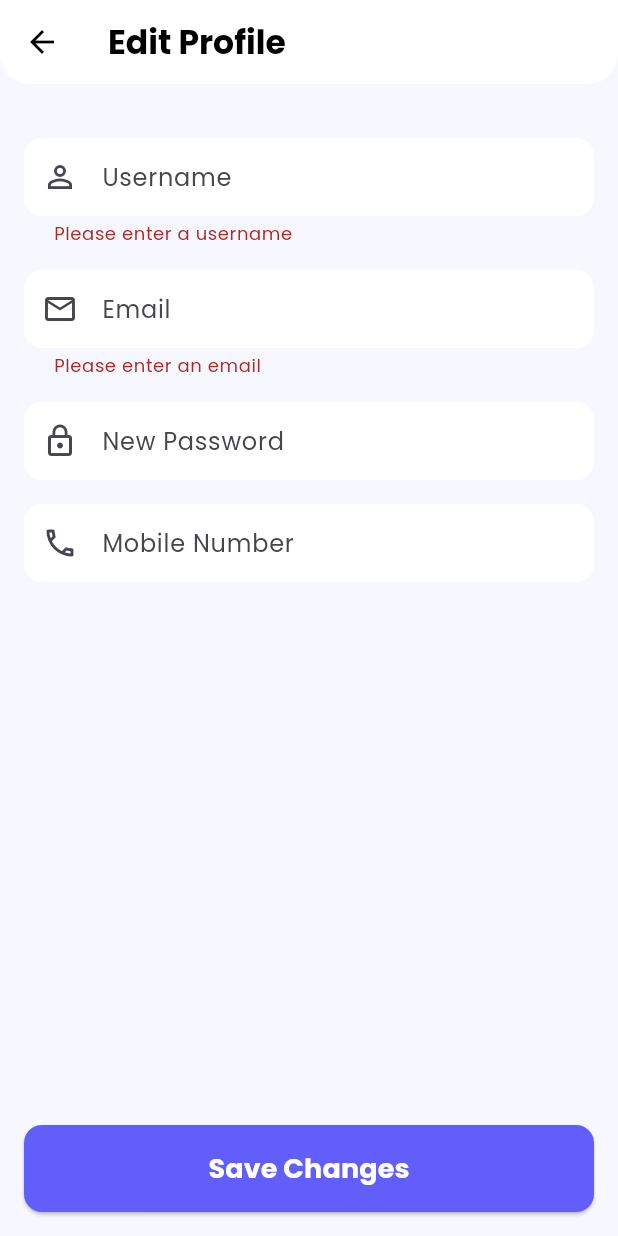
After one commit to Statichades/Buildmate, a Flutter app: the EditProfileScreen screen opened directly, after a tap on "Save Changes", on a phone screen of 412 x 824 dp. The commit adds this screen. Run offline on Flutter 3.47's test engine with Material 3 defaults, Android fonts, the phone set to English and light mode, and no system bars; our stand-ins replace carousel_slider, fluttertoast, image_picker, shared_preferences, skeletonizer; accounts and stored records are empty; network calls fail.

Commit message:
- improve ui (fixed shadows backround and others) - added skeletonizer on categories - added edit profile screen

```diff
--- a/lib/screens/cart_screen.dart
+++ b/lib/screens/cart_screen.dart
@@ -163,7 +163,7 @@ class _CartScreenState extends State<CartScreen> {
   @override
   Widget build(BuildContext context) {
     return Scaffold(
-      backgroundColor: Colors.grey[100],
+      backgroundColor: const Color(0xFF615EFC).withOpacity(0.05),
       appBar: AppBar(
         shape: const RoundedRectangleBorder(
           borderRadius: BorderRadius.vertical(bottom: Radius.circular(20)),
@@ -174,6 +174,7 @@ class _CartScreenState extends State<CartScreen> {
         ),
         backgroundColor: Colors.white,
         elevation: 0,
+        shadowColor: const Color(0xFF615EFC).withOpacity(0.2),
         foregroundColor: Colors.black,
         actions: [
           if (hasSelected)
--- /dev/null
+++ b/lib/screens/edit_profile_screen.dart
@@ -0,0 +1,208 @@
+import 'package:flutter/material.dart';
+import 'package:shared_preferences/shared_preferences.dart';
+import 'package:http/http.dart' as http;
+import 'dart:convert';
+
+class EditProfileScreen extends StatefulWidget {
+  const EditProfileScreen({super.key});
+
+  @override
+  _EditProfileScreenState createState() => _EditProfileScreenState();
+}
+
+class _EditProfileScreenState extends State<EditProfileScreen> {
+  final _formKey = GlobalKey<FormState>();
+  final TextEditingController _usernameController = TextEditingController();
+  final TextEditingController _emailController = TextEditingController();
+  final TextEditingController _passwordController = TextEditingController();
+  final TextEditingController _mobileController = TextEditingController();
+
+  @override
+  void initState() {
+    super.initState();
+    _loadUserData();
+  }
+
+  Future<void> _loadUserData() async {
+    final prefs = await SharedPreferences.getInstance();
+    setState(() {
+      _usernameController.text = prefs.getString('name') ?? '';
+      _emailController.text = prefs.getString('email') ?? '';
+      // Password is not loaded for security reasons
+    });
+  }
+
+  Future<void> _saveProfile() async {
+    if (_formKey.currentState!.validate()) {
+      _formKey.currentState!.save();
+      final prefs = await SharedPreferences.getInstance();
+      final userId = prefs.getInt('user_id');
+
+      Map<String, String> body = {
+        'name': _usernameController.text,
+        'email': _emailController.text,
+        'mobile_number': _mobileController.text,
+      };
+
+      if (_passwordController.text.isNotEmpty) {
+        body['password'] = _passwordController.text;
+      }
+
+      final dbUrl = Uri.parse(
+        'https://buildmate-db.onrender.com/api/users/$userId',
+      );
+      final response = await http.patch(
+        dbUrl,
+        headers: {'Content-Type': 'application/json'},
+        body: json.encode(body),
+      );
+
+      if (response.statusCode == 200) {
+        await prefs.setString('name', _usernameController.text);
+        await prefs.setString('email', _emailController.text);
+        Navigator.pop(context, true); // Go back and indicate success
+      } else {
+        // Handle error
+        ScaffoldMessenger.of(context).showSnackBar(
+          const SnackBar(content: Text('Failed to update profile.')),
+        );
+      }
+    }
+  }
+
+  @override
+  Widget build(BuildContext context) {
+    return Scaffold(
+      backgroundColor: const Color(0xFF615EFC).withOpacity(0.05),
+      appBar: AppBar(
+        shape: const RoundedRectangleBorder(
+          borderRadius: BorderRadius.vertical(bottom: Radius.circular(20)),
+        ),
+        title: const Text(
+          "Edit Profile",
+          style: TextStyle(fontSize: 22, fontWeight: FontWeight.bold),
+        ),
+        backgroundColor: Colors.white,
+        elevation: 0,
+        foregroundColor: Colors.black,
+      ),
+      body: SingleChildScrollView(
+        padding: const EdgeInsets.all(16.0),
+        child: Form(
+          key: _formKey,
+          child: Column(
+            crossAxisAlignment: CrossAxisAlignment.stretch,
+            children: [
+              const SizedBox(height: 20),
+              TextFormField(
+                controller: _usernameController,
+                decoration: InputDecoration(
+                  hintText: "Username",
+                  prefixIcon: const Icon(Icons.person_outline),
+                  border: OutlineInputBorder(
+                    borderRadius: BorderRadius.circular(12),
+                    borderSide: BorderSide.none,
+                  ),
+                  filled: true,
+                  fillColor: Colors.white,
+                  contentPadding: const EdgeInsets.symmetric(
+                    vertical: 14,
+                    horizontal: 16,
+                  ),
+                ),
+                validator: (value) {
+                  if (value == null || value.isEmpty) {
+                    return 'Please enter a username';
+                  }
+                  return null;
+                },
+              ),
+              const SizedBox(height: 16),
+              TextFormField(
+                controller: _emailController,
+                decoration: InputDecoration(
+                  hintText: "Email",
+                  prefixIcon: const Icon(Icons.email_outlined),
+                  border: OutlineInputBorder(
+                    borderRadius: BorderRadius.circular(12),
+                    borderSide: BorderSide.none,
+                  ),
+                  filled: true,
+                  fillColor: Colors.white,
+                  contentPadding: const EdgeInsets.symmetric(
+                    vertical: 14,
+                    horizontal: 16,
+                  ),
+                ),
+                validator: (value) {
+                  if (value == null || value.isEmpty) {
+                    return 'Please enter an email';
+                  }
+                  return null;
+                },
+              ),
+              const SizedBox(height: 16),
+              TextFormField(
+                controller: _passwordController,
+                obscureText: true,
+                decoration: InputDecoration(
+                  hintText: "New Password",
+                  prefixIcon: const Icon(Icons.lock_outline),
+                  border: OutlineInputBorder(
+                    borderRadius: BorderRadius.circular(12),
+                    borderSide: BorderSide.none,
+                  ),
+                  filled: true,
+                  fillColor: Colors.white,
+                  contentPadding: const EdgeInsets.symmetric(
+                    vertical: 14,
+                    horizontal: 16,
+                  ),
+                ),
+              ),
+              const SizedBox(height: 16),
+              TextFormField(
+                controller: _mobileController,
+                decoration: InputDecoration(
+                  hintText: "Mobile Number",
+                  prefixIcon: const Icon(Icons.phone_outlined),
+                  border: OutlineInputBorder(
+                    borderRadius: BorderRadius.circular(12),
+                    borderSide: BorderSide.none,
+                  ),
+                  filled: true,
+                  fillColor: Colors.white,
+                  contentPadding: const EdgeInsets.symmetric(
+                    vertical: 14,
+                    horizontal: 16,
+                  ),
+                ),
+              ),
+            ],
+          ),
+        ),
+      ),
+      bottomNavigationBar: Padding(
+        padding: const EdgeInsets.all(16.0),
+        child: ElevatedButton(
+          style: ElevatedButton.styleFrom(
+            backgroundColor: const Color(0xFF615EFC),
+            padding: const EdgeInsets.symmetric(vertical: 16),
+            shape: RoundedRectangleBorder(
+              borderRadius: BorderRadius.circular(12),
+            ),
+          ),
+          onPressed: _saveProfile,
+          child: const Text(
+            "Save Changes",
+            style: TextStyle(
+              fontSize: 18,
+              fontWeight: FontWeight.bold,
+              color: Colors.white,
+            ),
+          ),
+        ),
+      ),
+    );
+  }
+}
--- a/lib/widgets/categories/grid_view.dart
+++ b/lib/widgets/categories/grid_view.dart
@@ -20,10 +20,10 @@ Widget gridView(List<Map<String, dynamic>> categories, Function(String) onTap) {
             borderRadius: BorderRadius.circular(15),
             boxShadow: [
               BoxShadow(
-                color: const Color(0xFF615EFC).withOpacity(0.08),
-                spreadRadius: 0,
+                color: Colors.grey.withOpacity(0.1),
+                spreadRadius: 1,
                 blurRadius: 10,
-                offset: const Offset(0, 4),
+                offset: const Offset(0, 3),
               ),
             ],
           ),
--- a/lib/widgets/categories/list_view.dart
+++ b/lib/widgets/categories/list_view.dart
@@ -16,10 +16,10 @@ Widget listView(List<Map<String, dynamic>> categories, Function(String) onTap) {
             borderRadius: BorderRadius.circular(15),
             boxShadow: [
               BoxShadow(
-                color: const Color(0xFF615EFC).withOpacity(0.08),
-                spreadRadius: 0,
+                color: Colors.grey.withOpacity(0.1),
+                spreadRadius: 1,
                 blurRadius: 10,
-                offset: const Offset(0, 4),
+                offset: const Offset(0, 3),
               ),
             ],
           ),
--- a/pubspec.yaml
+++ b/pubspec.yaml
@@ -1,5 +1,5 @@
 name: buildmate
-description: "A new Flutter project."
+description: "Buildmate - Your Ultimate Construction Companion"
 publish_to: 'none'
 version: 0.1.0
 
@@ -13,10 +13,11 @@ dependencies:
   carousel_slider: ^5.1.1
   smooth_page_indicator: ^1.1.0
   shared_preferences: ^2.2.3
-  bcrypt: ^1.1.3
   skeletonizer: ^2.1.0+1
   fluttertoast: ^9.0.0
   font_awesome_flutter: ^10.10.0
+  image_picker: 1.2.0
+  animations: ^2.1.0
 
 dev_dependencies:
   flutter_test:
```
Also changed, not shown: lib/screens/categories_screen.dart (+32 -6 lines), lib/screens/dashboard_screen.dart (+22 -12 lines), lib/screens/profile_screen.dart (+118 -2 lines), lib/widgets/product_card.dart (+5 -3 lines), pubspec.lock, 5 other files.
